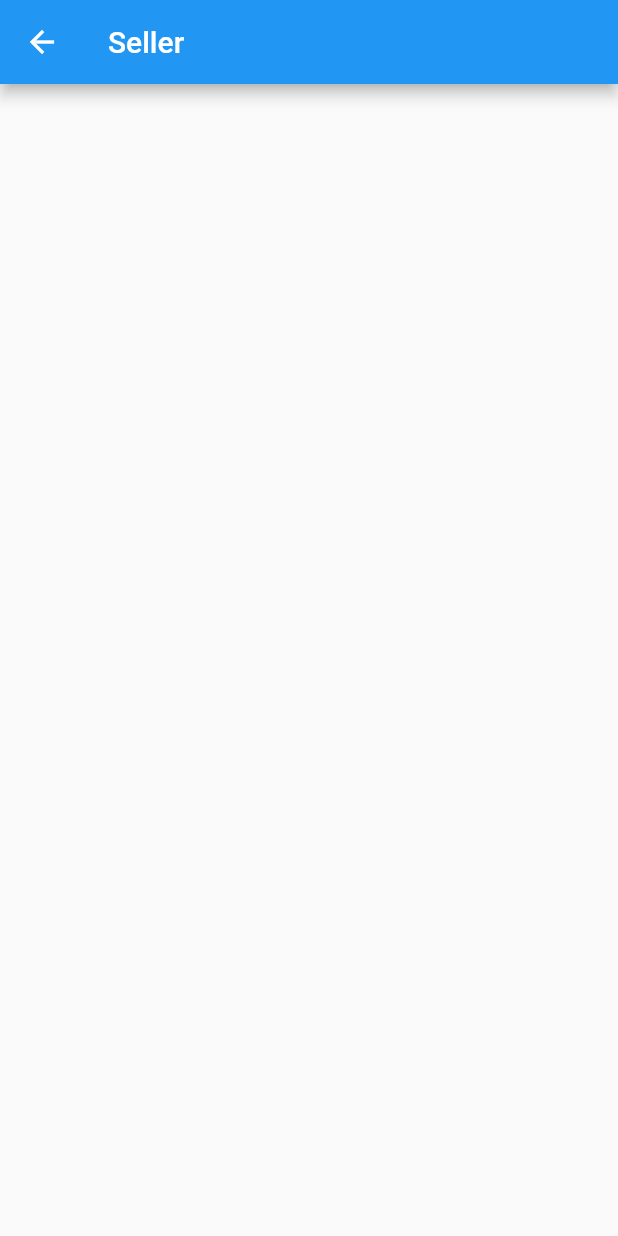
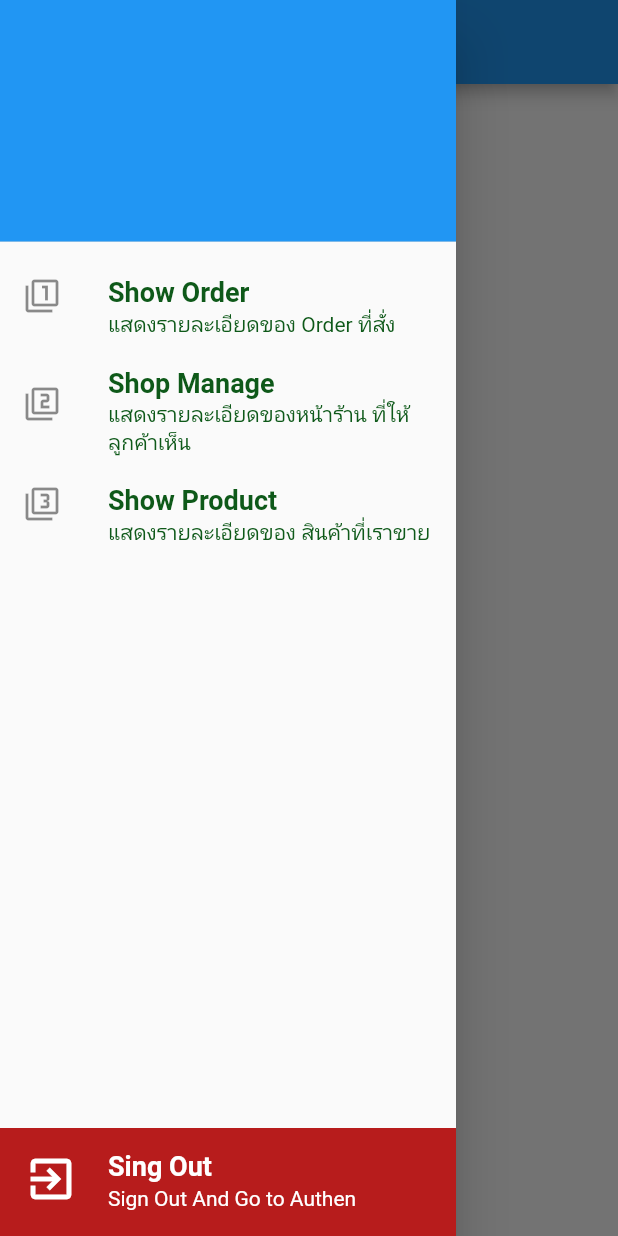
Before and after one commit to klongchan/newshoppingmall, a Flutter app: the SalerService screen opened by its route, with the side drawer open (before the commit the screen has no drawer), on a phone screen of 412 x 824 dp. Run offline on Flutter 3.47's test engine with Material 2 defaults, Android fonts, the light colour scheme and no system bars; our stand-ins replace dio, geolocator, google_maps_flutter, image_picker, shared_preferences; missing offline and left inert: dart:ffi; accounts and stored records are empty.

Commit message:
update29082023

```diff
--- /dev/null
+++ b/lib/bodys/show_order_seller.dart
@@ -0,0 +1,17 @@
+import 'package:flutter/material.dart';
+
+class ShowOrderSeller extends StatefulWidget {
+  const ShowOrderSeller({Key? key}) :super(key: key);
+
+  @override
+  _ShowOrderSellerState createState() =>  _ShowOrderSellerState();
+}
+
+class _ShowOrderSellerState extends State<ShowOrderSeller> {
+  @override
+  Widget build(BuildContext context) {
+    return Scaffold(
+      body: Text('This is Show Order'),
+    );
+  }
+}
--- a/lib/states/rider_service.dart
+++ b/lib/states/rider_service.dart
@@ -1,4 +1,5 @@
 import 'package:flutter/material.dart';
+import 'package:shoppingmall/widgets/show_signout.dart';
 
 class RiderService extends StatefulWidget {
   const RiderService({super.key});
@@ -14,6 +15,9 @@ class _RiderServiceState extends State<RiderService> {
       appBar: AppBar(
         title: Text('Rider'),
       ),
+      drawer: Drawer(
+        child: ShowSignOut(),
+      ),
     );
   }
 }
--- a/lib/states/saler_service.dart
+++ b/lib/states/saler_service.dart
@@ -1,4 +1,10 @@
 import 'package:flutter/material.dart';
+import 'package:shoppingmall/bodys/shop_manage_seller.dart';
+import 'package:shoppingmall/bodys/show_order_seller.dart';
+import 'package:shoppingmall/bodys/show_product_seller.dart';
+import 'package:shoppingmall/utility/my_constant.dart';
+import 'package:shoppingmall/widgets/show_signout.dart';
+import 'package:shoppingmall/widgets/show_title.dart';
 
 class SalerService extends StatefulWidget {
   const SalerService({super.key});
@@ -8,12 +14,92 @@ class SalerService extends StatefulWidget {
 }
 
 class _SalerServiceState extends State<SalerService> {
+  List<Widget> widgets = [
+    ShowOrderSeller(),
+    ShopManageSeller(),
+    ShowProductSeller(),
+  ];
+  int indexWidget = 0;
+
   @override
   Widget build(BuildContext context) {
     return Scaffold(
       appBar: AppBar(
         title: Text('Seller'),
       ),
+      drawer: Drawer(
+        child: Stack(
+          children: [
+            ShowSignOut(),
+            Column(
+              children: [
+                UserAccountsDrawerHeader(accountName: null, accountEmail: null),
+                menuShowOrder(),
+                menuShopManage(),
+                menuShowProduct(),
+              ],
+            ),
+          ],
+        ),
+      ),
+      body: widgets[indexWidget],
+    );
+  }
+
+  ListTile menuShowOrder() {
+    return ListTile(
+      onTap: () {
+        setState(() {
+          indexWidget = 0;
+          Navigator.pop(context);
+        });
+      },
+      leading: Icon(Icons.filter_1),
+      title: ShowTitle(
+        title: 'Show Order',
+        textStyle: MyConstant().h2Style(),
+      ),
+      subtitle: ShowTitle(
+          title: 'แสดงรายละเอียดของ Order ที่สั่ง',
+          textStyle: MyConstant().h3Style()),
+    );
+  }
+
+  ListTile menuShopManage() {
+    return ListTile(
+      onTap: () {
+        setState(() {
+          indexWidget = 1;
+          Navigator.pop(context);
+        });
+      },
+      leading: Icon(Icons.filter_2),
+      title: ShowTitle(
+        title: 'Shop Manage',
+        textStyle: MyConstant().h2Style(),
+      ),
+      subtitle: ShowTitle(
+          title: 'แสดงรายละเอียดของหน้าร้าน ที่ให้ลูกค้าเห็น',
+          textStyle: MyConstant().h3Style()),
+    );
+  }
+
+  ListTile menuShowProduct() {
+    return ListTile(
+      onTap: () {
+        setState(() {
+          indexWidget = 2;
+          Navigator.pop(context);
+        });
+      },
+      leading: Icon(Icons.filter_3),
+      title: ShowTitle(
+        title: 'Show Product',
+        textStyle: MyConstant().h2Style(),
+      ),
+      subtitle: ShowTitle(
+          title: 'แสดงรายละเอียดของ สินค้าที่เราขาย',
+          textStyle: MyConstant().h3Style()),
     );
   }
 }
--- a/lib/utility/my_constant.dart
+++ b/lib/utility/my_constant.dart
@@ -3,7 +3,7 @@ import 'package:flutter/material.dart';
 class MyConstant {
   // Genernal
   static String appName = 'Shopping Mall';
-  static String domain = 'https://29ed-2001-fb1-48-cb17-c522-be61-5682-5091.ngrok-free.app';
+  static String domain = 'https://8e38-2001-fb1-49-3ff6-38aa-ce38-86f2-518b.ngrok-free.app';
 
   // Route
   static String routeAuthen = '/authen';
@@ -35,9 +35,21 @@ class MyConstant {
         color: dark,
         fontWeight: FontWeight.w700,
       );
+  TextStyle h2WhiteStyle() => TextStyle(
+        fontSize: 18,
+        color: Colors.white,
+        fontWeight: FontWeight.w700,
+      );
+
   TextStyle h3Style() => TextStyle(
         fontSize: 14,
         color: dark,
+        fontWeight: FontWeight.normal,
+      );
+
+  TextStyle h3WhiteStyle() => TextStyle(
+        fontSize: 14,
+        color: Colors.white,
         fontWeight: FontWeight.normal,
       );
 
--- /dev/null
+++ b/lib/widgets/show_signout.dart
@@ -0,0 +1,41 @@
+import 'package:flutter/material.dart';
+import 'package:shared_preferences/shared_preferences.dart';
+import 'package:shoppingmall/utility/my_constant.dart';
+import 'package:shoppingmall/widgets/show_title.dart';
+
+class ShowSignOut extends StatelessWidget {
+  const ShowSignOut({Key? key }) :super(key: key);
+
+  @override
+  Widget build(BuildContext context) {
+    return Column(
+      mainAxisAlignment: MainAxisAlignment.end,
+      children: [
+        ListTile(
+          onTap: () async {
+            SharedPreferences preferences =
+                await SharedPreferences.getInstance();
+            preferences.clear().then(
+                  (value) => Navigator.pushNamedAndRemoveUntil(
+                      context, MyConstant.routeAuthen, (route) => false),
+                );
+          },
+          tileColor: Colors.red.shade900,
+          leading: Icon(
+            Icons.exit_to_app,
+            size: 36,
+            color: Colors.white,
+          ),
+          title: ShowTitle(
+            title: 'Sing Out',
+            textStyle: MyConstant().h2WhiteStyle(),
+          ),
+          subtitle: ShowTitle(
+            title: 'Sign Out And Go to Authen',
+            textStyle: MyConstant().h3WhiteStyle(),
+          ),
+        ),
+      ],
+    );
+  }
+}
```
Also changed, not shown: lib/bodys/shop_manage_seller.dart (added, +17 -0 lines), lib/bodys/show_product_seller.dart (added, +17 -0 lines), lib/states/buyer_service.dart (+9 -0 lines).
